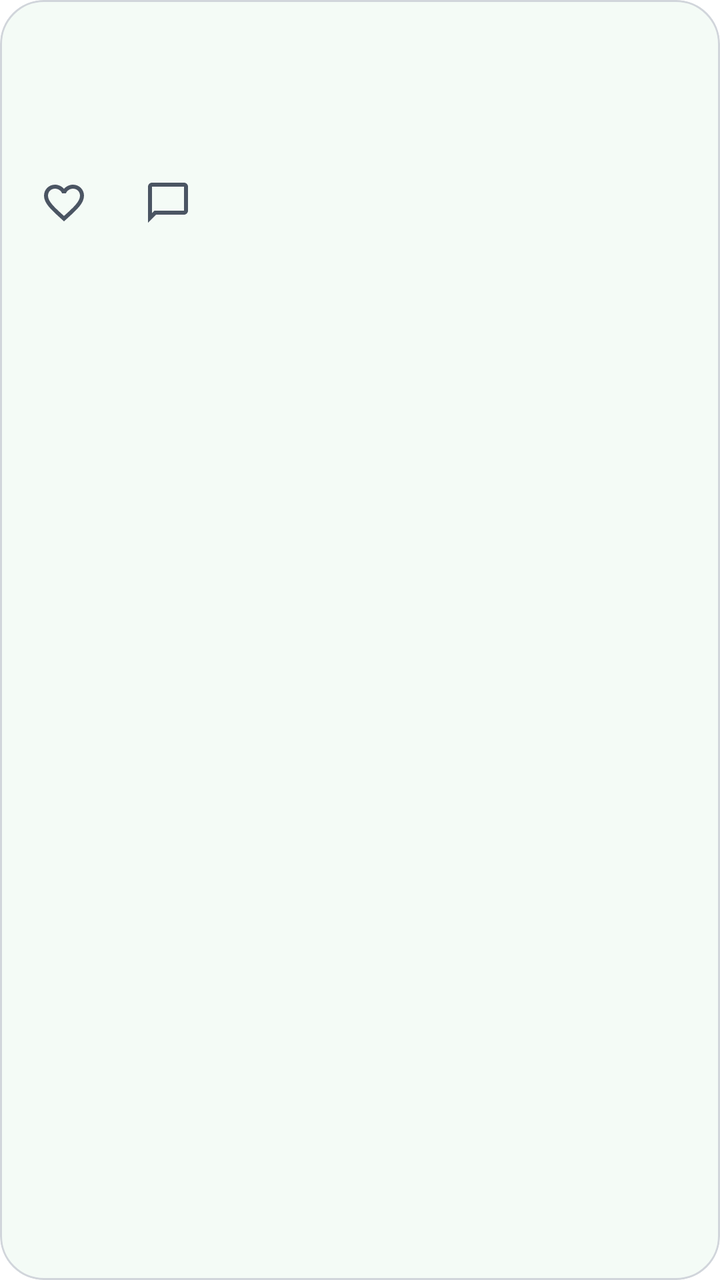
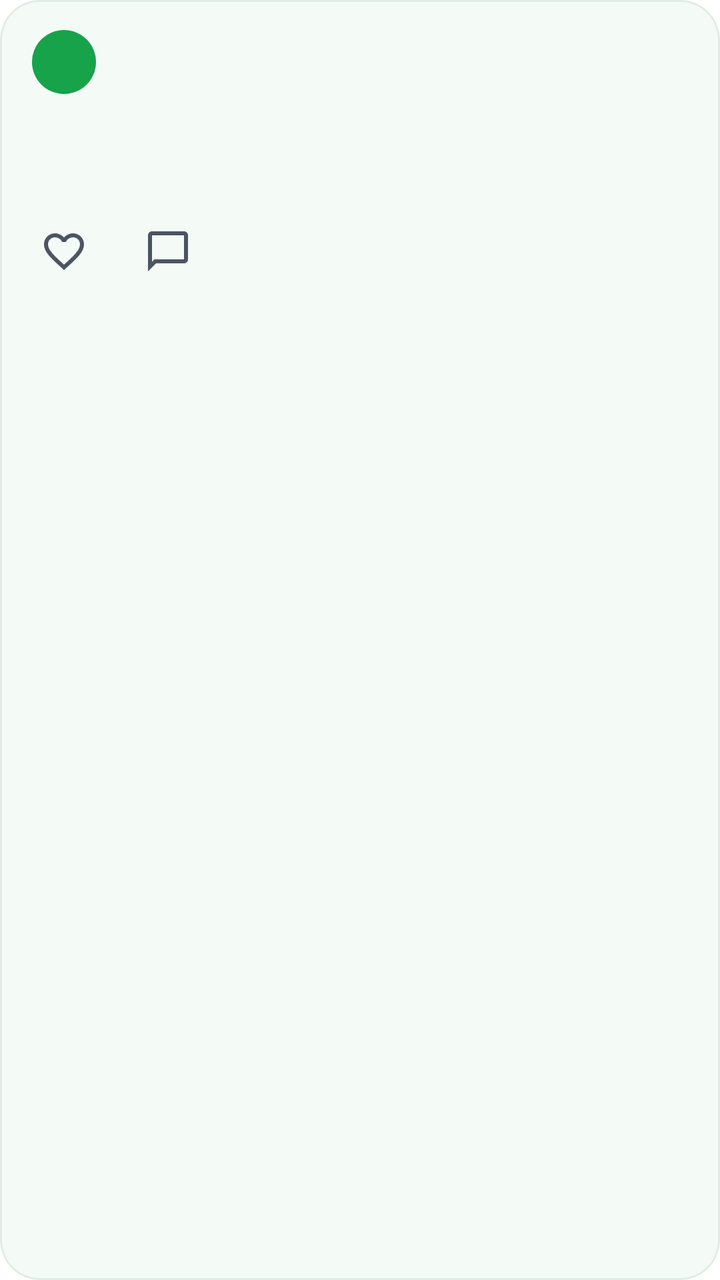

The first picture is an Android layout as it rendered before a commit; the second is the same layout after the commit. The layout source and the unified diff follow.
<!-- AndroidManifest.xml: application theme Theme.PlantDiseases -->
<!-- res/layout/item_forum_post.xml -->
<?xml version="1.0" encoding="utf-8"?>
<com.google.android.material.card.MaterialCardView xmlns:android="http://schemas.android.com/apk/res/android"
    xmlns:app="http://schemas.android.com/apk/res-auto"
    style="@style/App.GlassCard"
    android:layout_width="match_parent"
    android:layout_height="wrap_content"
    android:layout_marginHorizontal="@dimen/space_lg"
    android:layout_marginTop="@dimen/space_sm"
    android:clickable="true"
    android:focusable="true">

    <LinearLayout
        android:layout_width="match_parent"
        android:layout_height="wrap_content"
        android:orientation="vertical">

        <LinearLayout
            android:layout_width="match_parent"
            android:layout_height="wrap_content"
            android:gravity="center_vertical"
            android:orientation="horizontal">

            <ImageView
                android:id="@+id/iv_kind"
                android:layout_width="16dp"
                android:layout_height="16dp"
                android:contentDescription="@null"
                app:tint="@color/primary" />

            <TextView
                android:id="@+id/tv_kind"
                android:layout_width="wrap_content"
                android:layout_height="wrap_content"
                android:layout_marginStart="4dp"
                android:fontFamily="sans-serif-medium"
                android:textColor="@color/primary"
                android:textSize="@dimen/text_caption" />

            <TextView
                android:id="@+id/tv_meta"
                style="@style/Forum.Meta"
                android:layout_width="0dp"
                android:layout_height="wrap_content"
                android:layout_marginStart="@dimen/space_sm"
                android:layout_weight="1" />

            <TextView
                android:id="@+id/tv_badge"
                style="@style/Forum.Badge"
                android:layout_width="wrap_content"
                android:layout_height="wrap_content"
                android:layout_marginStart="@dimen/space_sm"
                android:visibility="gone" />

        </LinearLayout>

        <TextView
            android:id="@+id/tv_title"
            android:layout_width="match_parent"
            android:layout_height="wrap_content"
            android:layout_marginTop="6dp"
            android:ellipsize="end"
            android:maxLines="3"
            android:textAppearance="@style/TextAppearance.App.Title" />

        <TextView
            android:id="@+id/tv_excerpt"
            android:layout_width="match_parent"
            android:layout_height="wrap_content"
            android:layout_marginTop="2dp"
            android:ellipsize="end"
            android:maxLines="3"
            android:textColor="@color/on_surface_secondary"
            android:textSize="@dimen/text_body_sm" />

        <com.google.android.material.imageview.ShapeableImageView
            android:id="@+id/iv_photo"
            android:layout_width="match_parent"
            android:layout_height="168dp"
            android:layout_marginTop="@dimen/space_sm"
            android:background="@color/surface_container"
            android:contentDescription="@string/forum_photo_description"
            android:scaleType="centerCrop"
            android:visibility="gone"
            app:shapeAppearanceOverlay="@style/ShapeAppearance.App.ForumPhoto" />

        <TextView
            android:id="@+id/tv_ai"
            android:layout_width="match_parent"
            android:layout_height="wrap_content"
            android:layout_marginTop="@dimen/space_sm"
            android:drawablePadding="6dp"
            android:gravity="center_vertical"
            android:textColor="@color/neutral_blue"
            android:textSize="@dimen/text_caption"
            android:visibility="gone"
            app:drawableStartCompat="@drawable/ic_sparkle"
            app:drawableTint="@color/neutral_blue" />

        <TextView
            android:id="@+id/tv_accepted"
            android:layout_width="match_parent"
            android:layout_height="wrap_content"
            android:layout_marginTop="@dimen/space_xs"
            android:drawablePadding="6dp"
            android:ellipsize="end"
            android:maxLines="2"
            android:textColor="@color/healthy_green"
            android:textSize="@dimen/text_caption"
            android:visibility="gone"
            app:drawableStartCompat="@drawable/ic_check"
            app:drawableTint="@color/healthy_green" />

        <LinearLayout
            android:layout_width="match_parent"
            android:layout_height="wrap_content"
            android:layout_marginTop="@dimen/space_xs"
            android:gravity="center_vertical"
            android:orientation="horizontal">

            <TextView
                android:id="@+id/tv_like"
                style="@style/Forum.Action"
                android:layout_width="wrap_content"
                android:layout_height="wrap_content"
                android:contentDescription="@string/forum_like"
                app:drawableStartCompat="@drawable/ic_heart" />

            <TextView
                android:id="@+id/tv_answers"
                style="@style/Forum.Action"
                android:layout_width="wrap_content"
                android:layout_height="wrap_content"
                android:layout_marginStart="@dimen/space_md"
                app:drawableStartCompat="@drawable/ic_comment" />

            <TextView
                android:id="@+id/tv_author"
                style="@style/Forum.Meta"
                android:layout_width="0dp"
                android:layout_height="wrap_content"
                android:layout_weight="1"
                android:gravity="end" />

        </LinearLayout>

    </LinearLayout>

</com.google.android.material.card.MaterialCardView>
<!-- resources referenced by this layout -->
<resources>
  <color name="neutral_blue">#2563EB</color>
  <dimen name="space_xs">4dp</dimen>
  <style name="App.GlassCard" parent="Widget.Material3.CardView.Filled">
          <item name="cardBackgroundColor">?attr/colorSurfaceContainerLow</item>
          <item name="cardCornerRadius">@dimen/radius_lg</item>
          <item name="cardElevation">0dp</item>
          <item name="strokeWidth">@dimen/glass_stroke_width</item>
          <item name="strokeColor">@color/card_stroke</item>
          <item name="contentPadding">@dimen/space_lg</item>
      </style>
  <style name="Forum.Meta" parent="">
          <item name="android:textColor">@color/on_surface_secondary</item>
          <item name="android:textSize">@dimen/text_caption</item>
          <item name="android:maxLines">1</item>
          <item name="android:ellipsize">end</item>
      </style>
  <dimen name="radius_lg">22dp</dimen>
  <dimen name="glass_stroke_width">1dp</dimen>
  <color name="card_stroke">#D1D5DB</color>
  <!-- unchanged entries left out for length: 42 -->
</resources>

<!-- the commit's change to res/layout/item_forum_post.xml (unified diff, before → after) -->
@@ -1,18 +1,21 @@
 <?xml version="1.0" encoding="utf-8"?>
 <com.google.android.material.card.MaterialCardView xmlns:android="http://schemas.android.com/apk/res/android"
     xmlns:app="http://schemas.android.com/apk/res-auto"
-    style="@style/App.GlassCard"
+    style="@style/App.ForumCard"
     android:layout_width="match_parent"
     android:layout_height="wrap_content"
     android:layout_marginHorizontal="@dimen/space_lg"
-    android:layout_marginTop="@dimen/space_sm"
+    android:layout_marginTop="10dp"
     android:clickable="true"
     android:focusable="true">
 
     <LinearLayout
         android:layout_width="match_parent"
         android:layout_height="wrap_content"
-        android:orientation="vertical">
+        android:orientation="vertical"
+        android:paddingHorizontal="@dimen/space_lg"
+        android:paddingTop="14dp"
+        android:paddingBottom="6dp">
 
         <LinearLayout
             android:layout_width="match_parent"
@@ -20,33 +23,41 @@
             android:gravity="center_vertical"
             android:orientation="horizontal">
 
-            <ImageView
-                android:id="@+id/iv_kind"
-                android:layout_width="16dp"
-                android:layout_height="16dp"
-                android:contentDescription="@null"
-                app:tint="@color/primary" />
-
-            <TextView
-                android:id="@+id/tv_kind"
-                android:layout_width="wrap_content"
-                android:layout_height="wrap_content"
-                android:layout_marginStart="4dp"
-                android:fontFamily="sans-serif-medium"
-                android:textColor="@color/primary"
-                android:textSize="@dimen/text_caption" />
-
-            <TextView
-                android:id="@+id/tv_meta"
-                style="@style/Forum.Meta"
+            <TextView
+                android:id="@+id/tv_avatar"
+                style="@style/Forum.Avatar"
+                android:layout_width="@dimen/forum_avatar"
+                android:layout_height="@dimen/forum_avatar"
+                android:importantForAccessibility="no" />
+
+            <LinearLayout
                 android:layout_width="0dp"
                 android:layout_height="wrap_content"
-                android:layout_marginStart="@dimen/space_sm"
-                android:layout_weight="1" />
+                android:layout_marginStart="10dp"
+                android:layout_weight="1"
+                android:orientation="vertical">
+
+                <TextView
+                    android:id="@+id/tv_author"
+                    android:layout_width="match_parent"
+                    android:layout_height="wrap_content"
+                    android:ellipsize="end"
+                    android:fontFamily="sans-serif-medium"
+                    android:maxLines="1"
+                    android:textColor="@color/on_surface"
+                    android:textSize="@dimen/text_body_sm" />
+
+                <TextView
+                    android:id="@+id/tv_meta"
+                    style="@style/Forum.Meta"
+                    android:layout_width="match_parent"
+                    android:layout_height="wrap_content" />
+
+            </LinearLayout>
 
             <TextView
                 android:id="@+id/tv_badge"
-                style="@style/Forum.Badge"
+                style="@style/Forum.Pill"
                 android:layout_width="wrap_content"
                 android:layout_height="wrap_content"
                 android:layout_marginStart="@dimen/space_sm"
@@ -58,55 +69,93 @@
             android:id="@+id/tv_title"
             android:layout_width="match_parent"
             android:layout_height="wrap_content"
-            android:layout_marginTop="6dp"
+            android:layout_marginTop="10dp"
             android:ellipsize="end"
             android:maxLines="3"
-            android:textAppearance="@style/TextAppearance.App.Title" />
+            android:textAppearance="@style/TextAppearance.App.Forum.CardTitle" />
 
         <TextView
             android:id="@+id/tv_excerpt"
             android:layout_width="match_parent"
             android:layout_height="wrap_content"
-            android:layout_marginTop="2dp"
+            android:layout_marginTop="4dp"
             android:ellipsize="end"
-            android:maxLines="3"
+            android:lineSpacingExtra="2dp"
+            android:maxLines="2"
             android:textColor="@color/on_surface_secondary"
-            android:textSize="@dimen/text_body_sm" />
-
-        <com.google.android.material.imageview.ShapeableImageView
-            android:id="@+id/iv_photo"
-            android:layout_width="match_parent"
-            android:layout_height="168dp"
-            android:layout_marginTop="@dimen/space_sm"
-            android:background="@color/surface_container"
-            android:contentDescription="@string/forum_photo_description"
-            android:scaleType="centerCrop"
-            android:visibility="gone"
-            app:shapeAppearanceOverlay="@style/ShapeAppearance.App.ForumPhoto" />
+            android:textSize="@dimen/text_body" />
+
+        <FrameLayout
+            android:id="@+id/photo_frame"
+            android:layout_width="match_parent"
+            android:layout_height="wrap_content"
+            android:layout_marginTop="12dp"
+            android:visibility="gone">
+
+            <com.google.android.material.imageview.ShapeableImageView
+                android:id="@+id/iv_photo"
+                android:layout_width="match_parent"
+                android:layout_height="@dimen/forum_feed_photo_height"
+                android:background="@color/surface_container"
+                android:contentDescription="@string/forum_photo_description"
+                android:scaleType="centerCrop"
+                app:shapeAppearanceOverlay="@style/ShapeAppearance.App.ForumPhoto" />
+
+            <TextView
+                android:id="@+id/tv_ai_photo"
+                style="@style/Forum.PhotoLabel"
+                android:layout_width="wrap_content"
+                android:layout_height="wrap_content"
+                android:layout_gravity="bottom|start"
+                android:layout_margin="10dp"
+                android:background="@drawable/bg_forum_ai_pill"
+                android:textColor="@color/on_primary"
+                android:visibility="gone"
+                app:drawableStartCompat="@drawable/ic_sparkle"
+                app:drawableTint="@color/on_primary" />
+
+            <TextView
+                android:id="@+id/tv_photo_count"
+                style="@style/Forum.PhotoLabel"
+                android:layout_width="wrap_content"
+                android:layout_height="wrap_content"
+                android:layout_gravity="top|end"
+                android:layout_margin="10dp"
+                android:background="@drawable/bg_forum_photo_pill"
+                android:importantForAccessibility="no"
+                android:textColor="@color/forum_on_photo"
+                android:visibility="gone"
+                app:drawableStartCompat="@drawable/ic_image"
+                app:drawableTint="@color/forum_on_photo" />
+
+        </FrameLayout>
 
         <TextView
             android:id="@+id/tv_ai"
-            android:layout_width="match_parent"
-            android:layout_height="wrap_content"
-            android:layout_marginTop="@dimen/space_sm"
-            android:drawablePadding="6dp"
-            android:gravity="center_vertical"
-            android:textColor="@color/neutral_blue"
-            android:textSize="@dimen/text_caption"
+            style="@style/Forum.PhotoLabel"
+            android:layout_width="wrap_content"
+            android:layout_height="wrap_content"
+            android:layout_marginTop="10dp"
+            android:background="@drawable/bg_forum_ai_pill"
+            android:textColor="@color/on_primary"
             android:visibility="gone"
             app:drawableStartCompat="@drawable/ic_sparkle"
-            app:drawableTint="@color/neutral_blue" />
+            app:drawableTint="@color/on_primary" />
 
         <TextView
             android:id="@+id/tv_accepted"
             android:layout_width="match_parent"
             android:layout_height="wrap_content"
-            android:layout_marginTop="@dimen/space_xs"
-            android:drawablePadding="6dp"
+            android:layout_marginTop="10dp"
+            android:background="@drawable/bg_forum_solution_box"
+            android:drawablePadding="8dp"
             android:ellipsize="end"
-            android:maxLines="2"
-            android:textColor="@color/healthy_green"
-            android:textSize="@dimen/text_caption"
+            android:lineSpacingExtra="1dp"
+            android:maxLines="3"
+            android:paddingHorizontal="12dp"
+            android:paddingVertical="10dp"
+            android:textColor="@color/on_surface"
+            android:textSize="@dimen/text_body_sm"
             android:visibility="gone"
             app:drawableStartCompat="@drawable/ic_check"
             app:drawableTint="@color/healthy_green" />
@@ -114,7 +163,7 @@
         <LinearLayout
             android:layout_width="match_parent"
             android:layout_height="wrap_content"
-            android:layout_marginTop="@dimen/space_xs"
+            android:layout_marginTop="4dp"
             android:gravity="center_vertical"
             android:orientation="horizontal">
 
@@ -134,13 +183,25 @@
                 android:layout_marginStart="@dimen/space_md"
                 app:drawableStartCompat="@drawable/ic_comment" />
 
-            <TextView
-                android:id="@+id/tv_author"
-                style="@style/Forum.Meta"
+            <View
                 android:layout_width="0dp"
-                android:layout_height="wrap_content"
-                android:layout_weight="1"
-                android:gravity="end" />
+                android:layout_height="1dp"
+                android:layout_weight="1" />
+
+            <com.google.android.material.button.MaterialButton
+                android:id="@+id/btn_help"
+                style="@style/Widget.Material3.Button.TonalButton.Icon"
+                android:layout_width="wrap_content"
+                android:layout_height="36dp"
+                android:insetTop="0dp"
+                android:insetBottom="0dp"
+                android:minHeight="0dp"
+                android:paddingHorizontal="14dp"
+                android:text="@string/forum_help_cta"
+                android:textSize="@dimen/text_body_sm"
+                android:visibility="gone"
+                app:icon="@drawable/ic_reply"
+                app:iconSize="16dp" />
 
         </LinearLayout>
 
<!-- resource entries referenced after the edit -->
@@ -1,24 +1,109 @@
 <!-- resources referenced by this layout -->
 <resources>
-  <color name="neutral_blue">#2563EB</color>
-  <dimen name="space_xs">4dp</dimen>
-  <style name="App.GlassCard" parent="Widget.Material3.CardView.Filled">
-          <item name="cardBackgroundColor">?attr/colorSurfaceContainerLow</item>
-          <item name="cardCornerRadius">@dimen/radius_lg</item>
+  <color name="forum_on_photo">#FFFFFF</color>
+  <dimen name="forum_avatar">32dp</dimen>
+  <dimen name="forum_feed_photo_height">184dp</dimen>
+  <!-- drawable bg_forum_ai_pill (drawable) -->
+  <?xml version="1.0" encoding="utf-8"?>
+  <shape xmlns:android="http://schemas.android.com/apk/res/android"
+      android:shape="rectangle">
+      <corners android:radius="999dp" />
+      <solid android:color="@color/primary" />
+  </shape>
+  <!-- drawable bg_forum_photo_pill (drawable) -->
+  <?xml version="1.0" encoding="utf-8"?>
+  <shape xmlns:android="http://schemas.android.com/apk/res/android"
+      android:shape="rectangle">
+      <corners android:radius="999dp" />
+      <solid android:color="@color/forum_photo_scrim" />
+  </shape>
+  <!-- drawable bg_forum_solution_box (drawable) -->
+  <?xml version="1.0" encoding="utf-8"?>
+  <shape xmlns:android="http://schemas.android.com/apk/res/android"
+      android:shape="rectangle">
+      <corners android:radius="12dp" />
+      <solid android:color="@color/forum_solution_box" />
+  </shape>
+  <!-- drawable ic_image (drawable) -->
+  <?xml version="1.0" encoding="utf-8"?>
+  <vector xmlns:android="http://schemas.android.com/apk/res/android"
+      android:width="24dp"
+      android:height="24dp"
+      android:viewportWidth="24"
+      android:viewportHeight="24"
+      android:tint="?attr/colorControlNormal">
+      <path
+          android:fillColor="@android:color/white"
+          android:pathData="M21,19V5c0,-1.1 -0.9,-2 -2,-2H5c-1.1,0 -2,0.9 -2,2v14c0,1.1 0.9,2 2,2h14c1.1,0 2,-0.9 2,-2zM8.5,13.5l2.5,3.01L14.5,12l4.5,6H5l3.5,-4.5z" />
+  </vector>
+  <!-- drawable ic_reply (drawable) -->
+  <?xml version="1.0" encoding="utf-8"?>
+  <vector xmlns:android="http://schemas.android.com/apk/res/android"
+      android:width="24dp"
+      android:height="24dp"
+      android:viewportWidth="24"
+      android:viewportHeight="24"
+      android:tint="?attr/colorControlNormal">
+      <path
+          android:fillColor="@android:color/white"
+          android:pathData="M10,9V5l-7,7 7,7v-4.1c5,0 8.5,1.6 11,5.1 -1,-5 -4,-10 -11,-11z" />
+  </vector>
+  <string name="forum_help_cta">Help</string>
+  <style name="App.ForumCard" parent="Widget.Material3.CardView.Filled">
+          <item name="cardBackgroundColor">@color/surface_container_low</item>
+          <item name="cardCornerRadius">20dp</item>
           <item name="cardElevation">0dp</item>
-          <item name="strokeWidth">@dimen/glass_stroke_width</item>
-          <item name="strokeColor">@color/card_stroke</item>
-          <item name="contentPadding">@dimen/space_lg</item>
+          <item name="strokeWidth">1dp</item>
+          <item name="strokeColor">@color/forum_card_stroke</item>
+      </style>
+  <style name="Forum.Avatar" parent="">
+          <item name="android:background">@drawable/bg_forum_avatar</item>
+          <item name="android:fontFamily">sans-serif-medium</item>
+          <item name="android:gravity">center</item>
+          <item name="android:textColor">@color/forum_on_photo</item>
+          <item name="android:textSize">12sp</item>
+          <item name="android:maxLines">1</item>
       </style>
   <style name="Forum.Meta" parent="">
           <item name="android:textColor">@color/on_surface_secondary</item>
-          <item name="android:textSize">@dimen/text_caption</item>
+          <item name="android:textSize">@dimen/forum_text_meta</item>
           <item name="android:maxLines">1</item>
           <item name="android:ellipsize">end</item>
       </style>
-  <dimen name="radius_lg">22dp</dimen>
-  <dimen name="glass_stroke_width">1dp</dimen>
-  <color name="card_stroke">#D1D5DB</color>
+  <style name="Forum.PhotoLabel" parent="">
+          <item name="android:drawablePadding">5dp</item>
+          <item name="android:fontFamily">sans-serif-medium</item>
+          <item name="android:gravity">center_vertical</item>
+          <item name="android:maxLines">1</item>
+          <item name="android:ellipsize">end</item>
+          <item name="android:paddingStart">8dp</item>
+          <item name="android:paddingEnd">10dp</item>
+          <item name="android:paddingTop">4dp</item>
+          <item name="android:paddingBottom">4dp</item>
+          <item name="android:textSize">12sp</item>
+      </style>
+  <style name="Forum.Pill" parent="Forum.Badge">
+          <item name="android:drawablePadding">4dp</item>
+          <item name="android:gravity">center_vertical</item>
+          <item name="android:paddingStart">8dp</item>
+          <item name="android:paddingEnd">10dp</item>
+          <item name="android:paddingTop">3dp</item>
+          <item name="android:paddingBottom">3dp</item>
+      </style>
+  <style name="TextAppearance.App.Forum.CardTitle" parent="TextAppearance.App.Title">
+          <item name="android:textSize">17sp</item>
+          <item name="android:lineSpacingExtra">1dp</item>
+      </style>
+  <color name="forum_photo_scrim">#99000000</color>
+  <color name="forum_solution_box">#F0F9F3</color>
+  <color name="forum_card_stroke">#E1ECE4</color>
+  <!-- drawable bg_forum_avatar (drawable) -->
+  <?xml version="1.0" encoding="utf-8"?>
+  <shape xmlns:android="http://schemas.android.com/apk/res/android"
+      android:shape="oval">
+      <solid android:color="@color/primary" />
+  </shape>
+  <dimen name="forum_text_meta">12sp</dimen>
   <!-- unchanged entries left out for length: 42 -->
 </resources>
 
